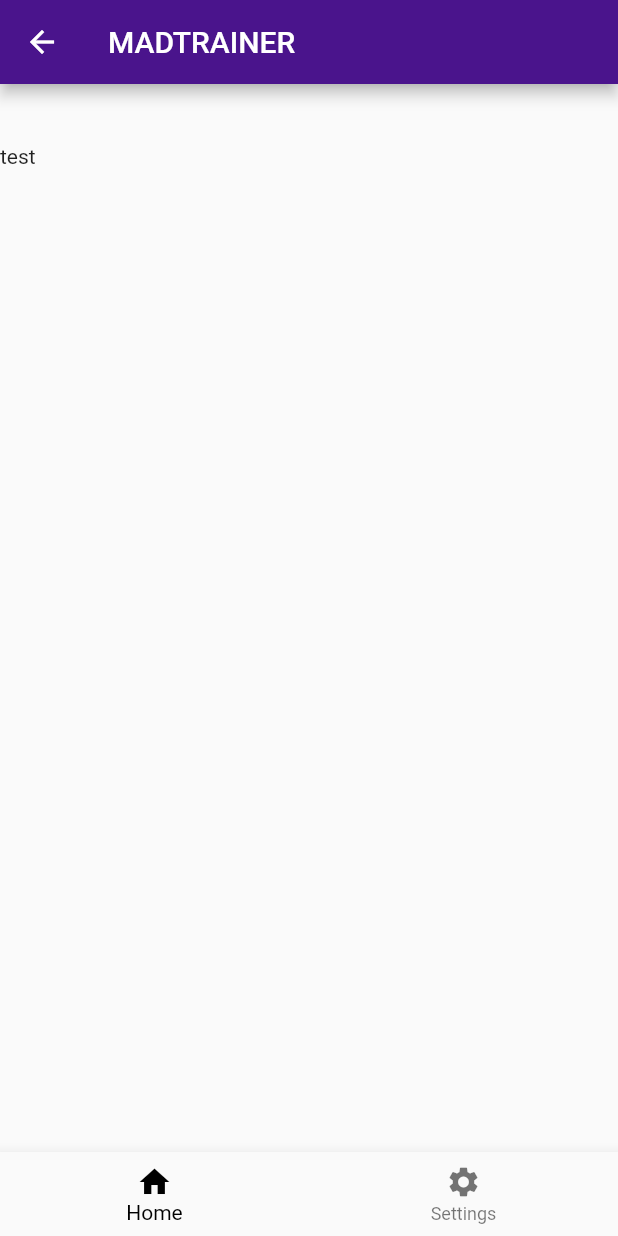
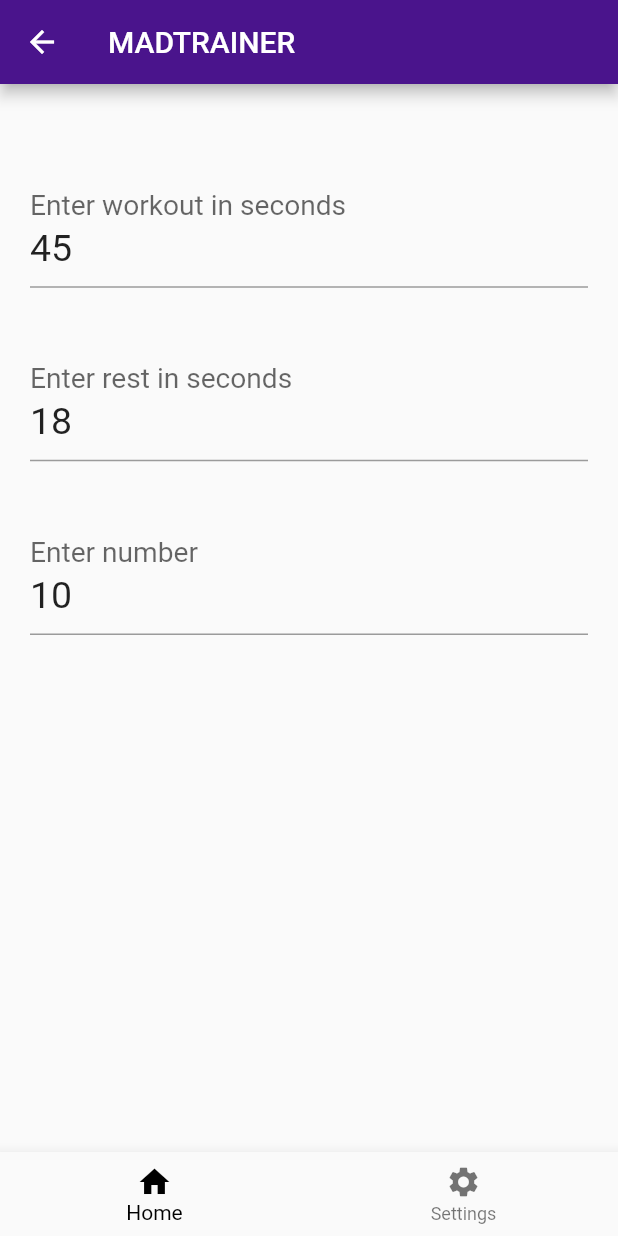
Before and after one commit to caloriscz/madtrainer, a Flutter app: the Settings screen opened directly, item 2 of the bottom bar chosen, on a phone screen of 412 x 824 dp. Run offline on Flutter 3.47's test engine with Material 2 defaults, Android fonts, the phone set to English and light mode, and no system bars.

Commit message:
json from file and decode

```diff
--- /dev/null
+++ b/assets/settings.json
@@ -0,0 +1,5 @@
+[{
+  "cycles": 10,
+  "workout": 45,
+  "rest": 18
+}]
--- a/lib/pages/home.dart
+++ b/lib/pages/home.dart
@@ -2,6 +2,7 @@ import 'package:flutter/cupertino.dart';
 import 'package:flutter/material.dart';
 import 'package:madtrainer/pages/settings.dart';
 import 'dart:async';
+import 'package:madtrainer/services/setting_model.dart';
 
 class Home extends StatefulWidget {
   @override
--- a/lib/pages/settings.dart
+++ b/lib/pages/settings.dart
@@ -1,6 +1,7 @@
 import 'package:flutter/material.dart';
-
+import 'package:flutter/services.dart' show rootBundle;
 import 'home.dart';
+import 'dart:convert';
 
 class Settings extends StatefulWidget {
 
@@ -10,9 +11,29 @@ class Settings extends StatefulWidget {
 
 class _SettingsState extends State<Settings> {
   int _selectedIndex = 0;
+  final _workoutController = TextEditingController(text: '45');
+  List data = [];
+
+  Future<String> loadAsset() async {
+    String raw = await rootBundle.loadString('assets/settings.json');
+
+    return raw;
+  }
+
+  someMethod() async {
+    final setme = await loadAsset();
+
+    data = json.decode(setme);
+
+    print(data[0]["cycles"]);
+  }
 
   void _onItemTapped(int index) {
     setState(() {
+      Future<String> test = loadAsset();
+
+      someMethod();
+
       print("selected index: " + index.toString());
 
       if (index == 0) {
@@ -29,8 +50,6 @@ class _SettingsState extends State<Settings> {
     });
   }
 
-
-
   @override
   Widget build(BuildContext context) {
     return Scaffold(
@@ -42,7 +61,47 @@ class _SettingsState extends State<Settings> {
             child: Container(
           child: Padding(
             padding: const EdgeInsets.fromLTRB(0, 40.0, 0, 0),
-            child: Text('test'),
+            child: Column(
+                mainAxisAlignment: MainAxisAlignment.start,
+                crossAxisAlignment: CrossAxisAlignment.start,
+                children: <Widget>[
+                  Flexible(
+                    child: Padding(
+                      padding: const EdgeInsets.all(20.0),
+                      child: new TextFormField(
+                        decoration:
+                            new InputDecoration(labelText: "Enter workout in seconds"),
+                        controller: _workoutController,
+                        keyboardType: TextInputType.number,
+                        style: TextStyle(fontSize: 25),
+                      ),
+                    ),
+                  ),
+                  Flexible(
+                    child: Padding(
+                      padding: const EdgeInsets.all(20.0),
+                      child: new TextFormField(
+                        decoration:
+                        new InputDecoration(labelText: "Enter rest in seconds"),
+                        initialValue: '18',
+                        keyboardType: TextInputType.number,
+                        style: TextStyle(fontSize: 25),
+                      ),
+                    ),
+                  ),
+                  Flexible(
+                    child: Padding(
+                      padding: const EdgeInsets.all(20.0),
+                      child: new TextFormField(
+                        decoration:
+                        new InputDecoration(labelText: "Enter number"),
+                        initialValue: '10',
+                        keyboardType: TextInputType.number,
+                        style: TextStyle(fontSize: 25),
+                      ),
+                    ),
+                  )
+                ]),
           ),
         )),
         bottomNavigationBar: BottomNavigationBar(
--- /dev/null
+++ b/lib/services/setting_model.dart
@@ -0,0 +1,11 @@
+import 'package:flutter/material.dart';
+
+class SettingsModel extends ChangeNotifier {
+  final int _setWorkoutTime = 45;
+
+  void onChange() {
+    notifyListeners();
+  }
+
+  // https://flutter.dev/docs/development/data-and-backend/state-mgmt/simple
+}
```
